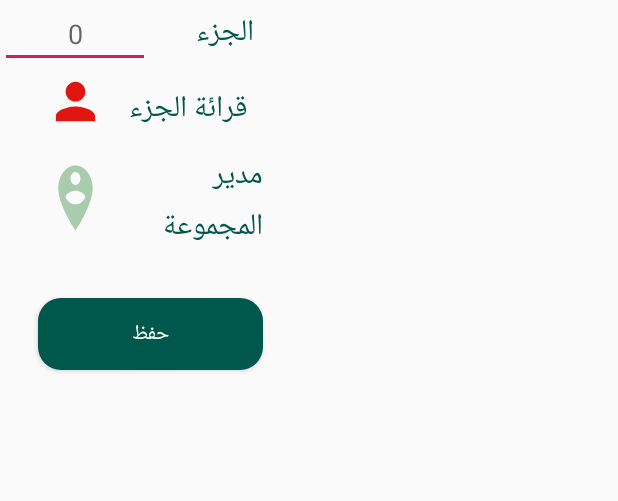
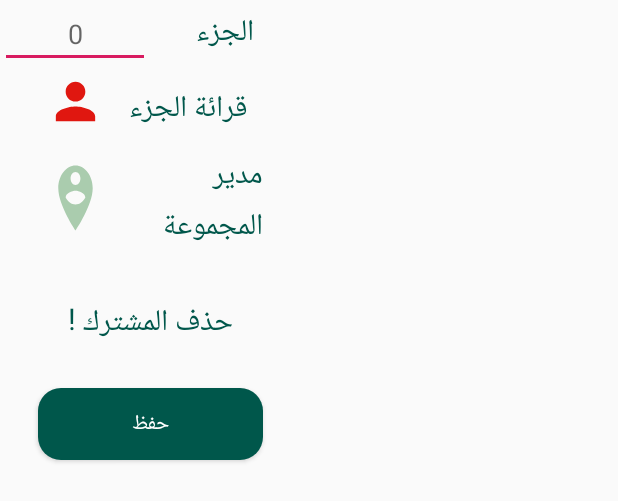
Before and after one commit to hanimanaa/werd, an Android app: the layout dialog_edit_group_user.xml on its own in the app's theme, with its tools: preview values and no code run, on a phone screen of 412 x 824 dp. Shown: the top 501 px of the screen. Run offline under Robolectric (Android 15) with nearby library versions, the phone set to English and light mode, and no system bars.

Commit message:
add delete user from group

```diff
--- a/app/src/main/res/layout/dialog_edit_group_user.xml
+++ b/app/src/main/res/layout/dialog_edit_group_user.xml
@@ -77,7 +77,18 @@
             />
     </LinearLayout>
 
-
+    <TextView
+        android:id="@+id/tvDeleteUser"
+        android:layout_width="150dp"
+        android:layout_height="30dp"
+        android:text="حذف المشترك !"
+        android:textColorHint="#FA0000"
+        android:textSize="20dp"
+        android:layout_marginLeft="25dp"
+        android:layout_marginTop="30dp"
+        android:gravity="center"
+        android:textColor="@color/colorPrimaryDark"
+        />
     <Button
         android:layout_width="150dp"
         android:layout_height="wrap_content"
```
Also changed, not shown: app/src/main/java/com/dimatechs/werd/GroupMainActivity.java (+52 -0 lines).
